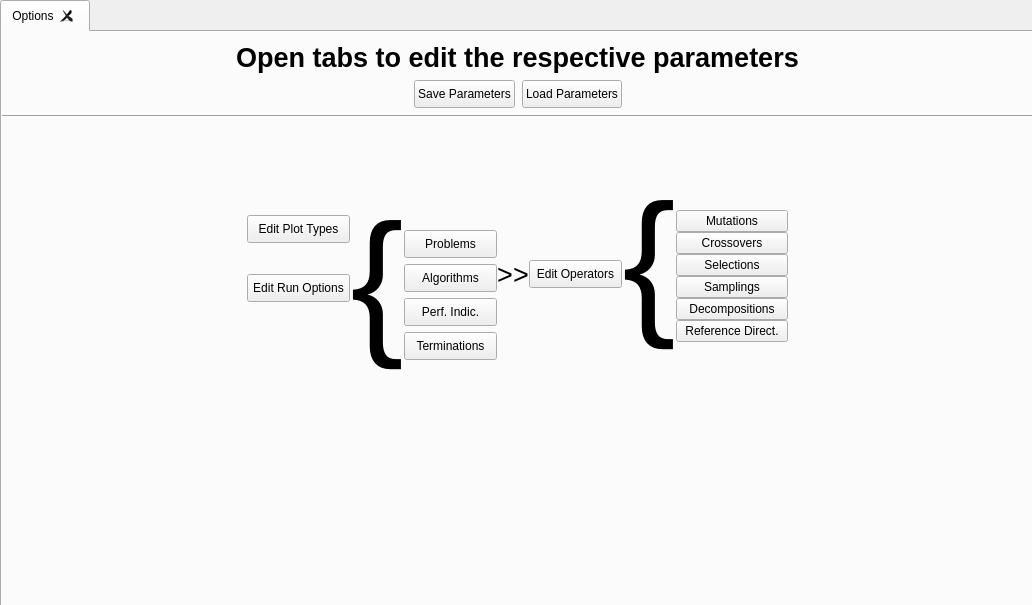
Before: the Qt Designer form frontend/designer_templates/edit_window/edit_window.ui in tomaslibanomonteiro/Thesis-code, drawn with Qt 5.
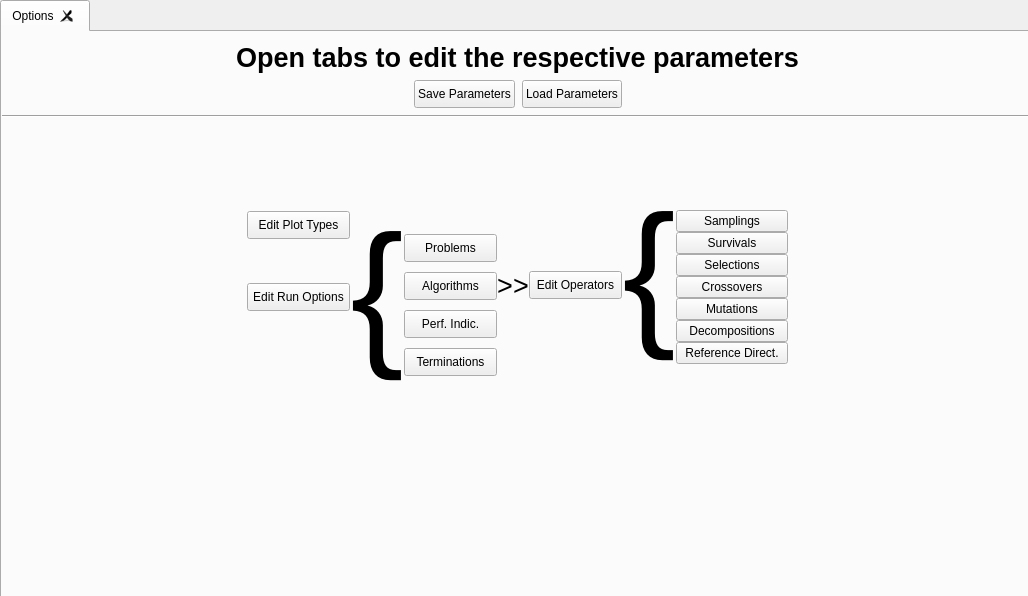
After: the same form once the commit is applied.

Commit message: added survival, logo, selection not entirely rejected in defaults

The edit to the form file:
```diff
--- a/frontend/designer_templates/edit_window/edit_window.ui
+++ b/frontend/designer_templates/edit_window/edit_window.ui
@@ -6,8 +6,8 @@
    <rect>
     <x>0</x>
     <y>0</y>
-    <width>1032</width>
-    <height>605</height>
+    <width>1028</width>
+    <height>596</height>
    </rect>
   </property>
   <property name="windowTitle">
@@ -166,7 +166,7 @@
            <number>0</number>
           </property>
           <property name="topMargin">
-           <number>59</number>
+           <number>42</number>
           </property>
           <property name="bottomMargin">
            <number>98</number>
@@ -408,63 +408,6 @@
           <property name="bottomMargin">
            <number>90</number>
           </property>
-          <item>
-           <widget class="QPushButton" name="open_mutations">
-            <property name="sizePolicy">
-             <sizepolicy hsizetype="Expanding" vsizetype="Fixed">
-              <horstretch>0</horstretch>
-              <verstretch>0</verstretch>
-             </sizepolicy>
-            </property>
-            <property name="maximumSize">
-             <size>
-              <width>112</width>
-              <height>28</height>
-             </size>
-            </property>
-            <property name="text">
-             <string>Mutations</string>
-            </property>
-           </widget>
-          </item>
-          <item>
-           <widget class="QPushButton" name="open_crossovers">
-            <property name="sizePolicy">
-             <sizepolicy hsizetype="Expanding" vsizetype="Fixed">
-              <horstretch>0</horstretch>
-              <verstretch>0</verstretch>
-             </sizepolicy>
-            </property>
-            <property name="maximumSize">
-             <size>
-              <width>112</width>
-              <height>28</height>
-             </size>
-            </property>
-            <property name="text">
-             <string>Crossovers</string>
-            </property>
-           </widget>
-          </item>
-          <item>
-           <widget class="QPushButton" name="open_selections">
-            <property name="sizePolicy">
-             <sizepolicy hsizetype="Expanding" vsizetype="Fixed">
-              <horstretch>0</horstretch>
-              <verstretch>0</verstretch>
-             </sizepolicy>
-            </property>
-            <property name="maximumSize">
-             <size>
-              <width>112</width>
-              <height>28</height>
-             </size>
-            </property>
-            <property name="text">
-             <string>Selections</string>
-            </property>
-           </widget>
-          </item>
           <item>
            <widget class="QPushButton" name="open_samplings">
             <property name="sizePolicy">
@@ -484,6 +427,82 @@
             </property>
            </widget>
           </item>
+          <item>
+           <widget class="QPushButton" name="open_survivals">
+            <property name="sizePolicy">
+             <sizepolicy hsizetype="Expanding" vsizetype="Fixed">
+              <horstretch>0</horstretch>
+              <verstretch>0</verstretch>
+             </sizepolicy>
+            </property>
+            <property name="maximumSize">
+             <size>
+              <width>112</width>
+              <height>28</height>
+             </size>
+            </property>
+            <property name="text">
+             <string>Survivals</string>
+            </property>
+           </widget>
+          </item>
+          <item>
+           <widget class="QPushButton" name="open_selections">
+            <property name="sizePolicy">
+             <sizepolicy hsizetype="Expanding" vsizetype="Fixed">
+              <horstretch>0</horstretch>
+              <verstretch>0</verstretch>
+             </sizepolicy>
+            </property>
+            <property name="maximumSize">
+             <size>
+              <width>112</width>
+              <height>28</height>
+             </size>
+            </property>
+            <property name="text">
+             <string>Selections</string>
+            </property>
+           </widget>
+          </item>
+          <item>
+           <widget class="QPushButton" name="open_crossovers">
+            <property name="sizePolicy">
+             <sizepolicy hsizetype="Expanding" vsizetype="Fixed">
+              <horstretch>0</horstretch>
+              <verstretch>0</verstretch>
+             </sizepolicy>
+            </property>
+            <property name="maximumSize">
+             <size>
+              <width>112</width>
+              <height>28</height>
+             </size>
+            </property>
+            <property name="text">
+             <string>Crossovers</string>
+            </property>
+           </widget>
+          </item>
+          <item>
+           <widget class="QPushButton" name="open_mutations">
+            <property name="sizePolicy">
+             <sizepolicy hsizetype="Expanding" vsizetype="Fixed">
+              <horstretch>0</horstretch>
+              <verstretch>0</verstretch>
+             </sizepolicy>
+            </property>
+            <property name="maximumSize">
+             <size>
+              <width>112</width>
+              <height>28</height>
+             </size>
+            </property>
+            <property name="text">
+             <string>Mutations</string>
+            </property>
+           </widget>
+          </item>
           <item>
            <widget class="QPushButton" name="open_decompositions">
             <property name="sizePolicy">
```
The commit also changes 18 other files.
